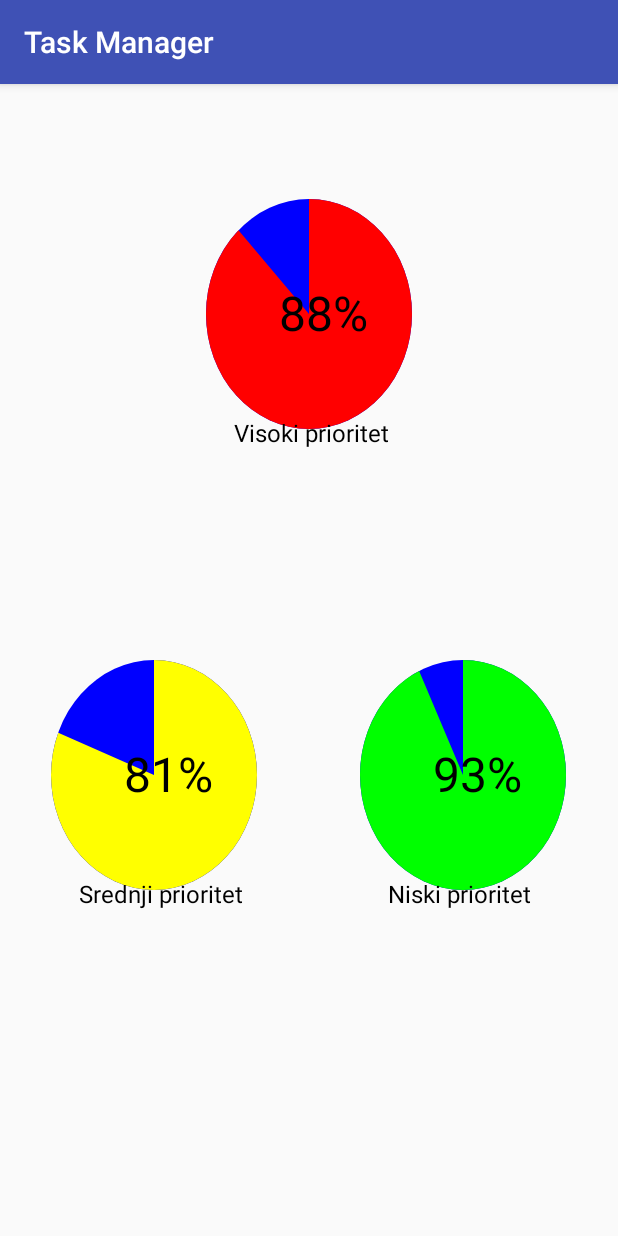
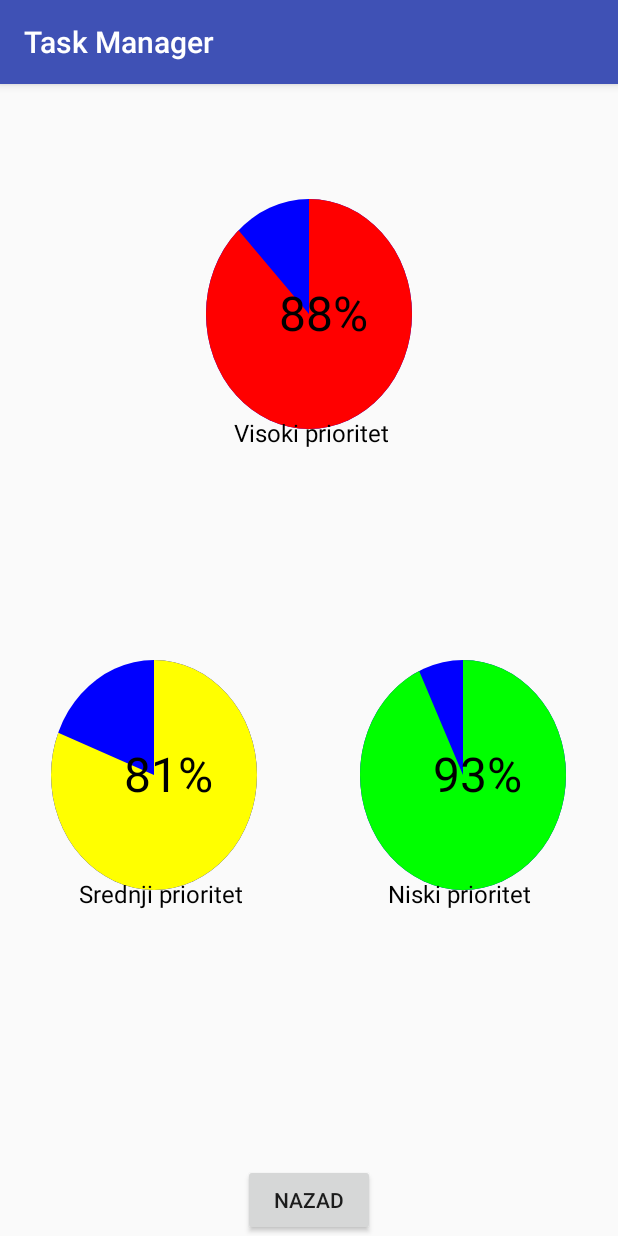
Before and after one commit to MarkoGodra/TaskManager, an Android app: the Stats screen opened directly, with no data from a screen before it, on a phone screen of 412 x 824 dp. Run offline under Robolectric (Android 15) with nearby library versions, the phone set to English and light mode, and no system bars.

Commit message:
AsyncTask kill, button added

```diff
--- a/TaskManager/app/src/main/java/ra63_2014/pnrs1/rtrk/taskmanager/StatisticsView.java
+++ b/TaskManager/app/src/main/java/ra63_2014/pnrs1/rtrk/taskmanager/StatisticsView.java
@@ -38,8 +38,9 @@ public class StatisticsView extends View {
     private RectF redCircle = new RectF();
     private RectF yellowCircle = new RectF();
     private RectF greenCircle = new RectF();
+    private RectF buttonBack = new RectF();
 
-    private Animation animation = new Animation();
+    MyAnimation animation = new MyAnimation();
 
     private String redPercentage;
     private String yellowPercentage;
@@ -74,7 +75,6 @@ public class StatisticsView extends View {
                 canvas.getHeight() * 5 / 10,
                 canvas.getWidth() * 11 / 12,
                 canvas.getHeight() * 7 / 10);
-
 
         /*
             Draw red circle animation
@@ -150,9 +150,16 @@ public class StatisticsView extends View {
                 greenCircle.centerY() + 11 * getResources().getDisplayMetrics().density,
                 paint);
 
+        paint.setColor(Color.GRAY);
+
     }
 
-    private class Animation extends AsyncTask<Void, Void, Void> {
+    public class MyAnimation extends AsyncTask<Void, Void, Void> {
+
+        @Override
+        protected void onCancelled() {
+            super.onCancelled();
+        }
 
         @Override
         protected Void doInBackground(Void... params) {
@@ -177,6 +184,9 @@ public class StatisticsView extends View {
                 postInvalidate();
                 SystemClock.sleep(25);
 
+                if(isCancelled())
+                    break;
+
             }
 
             return null;
--- a/TaskManager/app/src/main/java/ra63_2014/pnrs1/rtrk/taskmanager/Stats.java
+++ b/TaskManager/app/src/main/java/ra63_2014/pnrs1/rtrk/taskmanager/Stats.java
@@ -1,16 +1,52 @@
 package ra63_2014.pnrs1.rtrk.taskmanager;
 
+import android.content.Intent;
 import android.support.v7.app.AppCompatActivity;
 import android.os.Bundle;
+import android.view.View;
+import android.view.animation.Animation;
+import android.widget.Button;
+import android.widget.RelativeLayout;
 
 public class Stats extends AppCompatActivity {
+
+    private RelativeLayout layout;
+    private Button btnBack;
+    StatisticsView statisticsView;
+
+    @Override
+    public void onBackPressed() {
+        super.onBackPressed();
+        statisticsView.animation.cancel(true);
+        Intent intent = new Intent(getBaseContext(), StartActivity.class);
+        startActivity(intent);
+        finish();
+    }
 
     @Override
     protected void onCreate(Bundle savedInstanceState) {
         super.onCreate(savedInstanceState);
         setContentView(R.layout.activity_stats);
 
-        StatisticsView statisticsView = new StatisticsView(getBaseContext());
-        setContentView(statisticsView);
+        statisticsView = new StatisticsView(getBaseContext());
+
+        layout = (RelativeLayout)findViewById(R.id.layout);
+        layout.addView(statisticsView);
+
+        btnBack = (Button)findViewById(R.id.btnNazad);
+
+        btnBack.setOnClickListener(new View.OnClickListener() {
+            @Override
+            public void onClick(View v) {
+                statisticsView.animation.cancel(true);
+                Intent intent = new Intent(getBaseContext(), StartActivity.class);
+                startActivity(intent);
+                finish();
+            }
+        });
+
+
+
+
     }
 }
--- a/TaskManager/app/src/main/res/layout/activity_stats.xml
+++ b/TaskManager/app/src/main/res/layout/activity_stats.xml
@@ -4,6 +4,15 @@
     xmlns:tools="http://schemas.android.com/tools"
     android:layout_width="match_parent"
     android:layout_height="match_parent"
-    tools:context="ra63_2014.pnrs1.rtrk.taskmanager.Stats">
+    tools:context="ra63_2014.pnrs1.rtrk.taskmanager.Stats"
+    android:id="@+id/layout">
+
+    <Button
+        android:layout_width="wrap_content"
+        android:layout_height="wrap_content"
+        android:text="Nazad"
+        android:id="@+id/btnNazad"
+        android:layout_alignParentBottom="true"
+        android:layout_centerHorizontal="true"/>
 
 </RelativeLayout>
```
